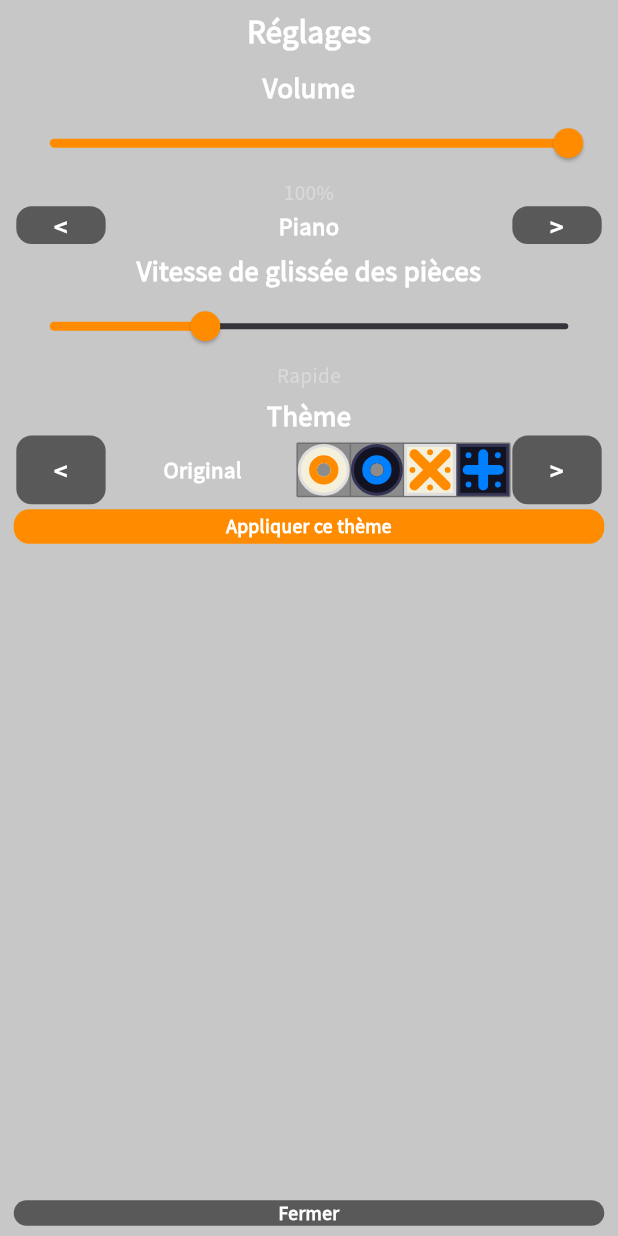
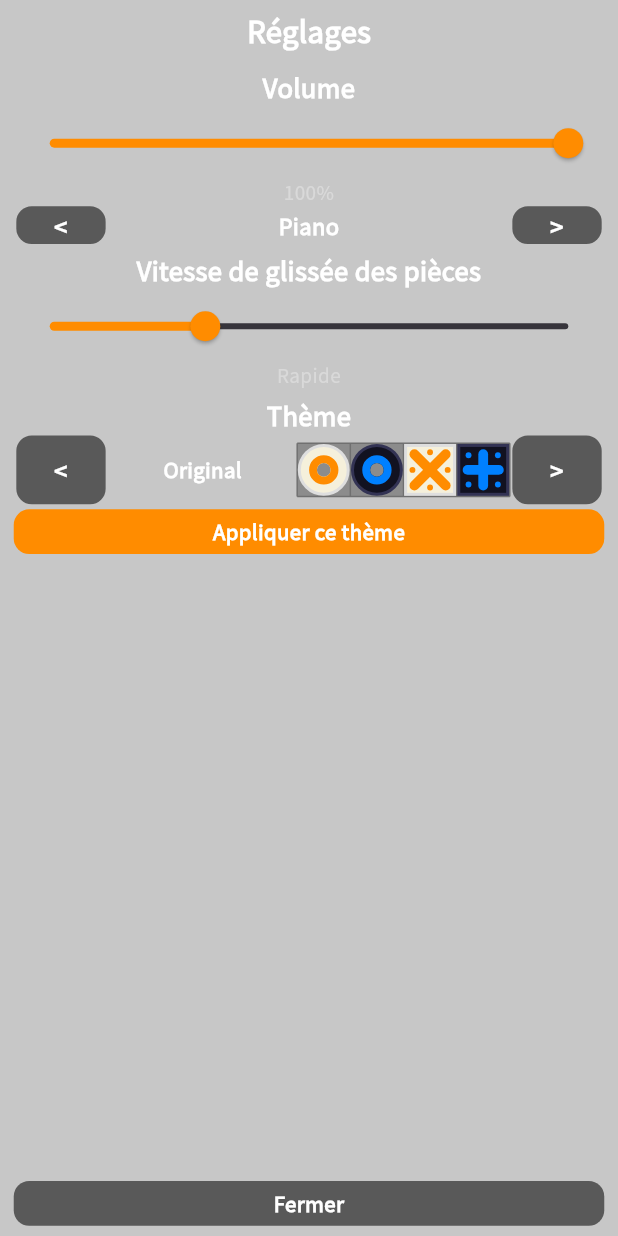
Before and after one commit to ninovieux-commits/La-Fuga, a Flutter app: the SettingsScreen screen opened directly, on a phone screen of 412 x 824 dp. Run offline on Flutter 3.47's test engine with Material 3 defaults, Android fonts, the phone set to English and light mode, and no system bars; our stand-ins replace audioplayers, firebase_core, firebase_messaging, flutter_local_notifications, shared_preferences, socket_io_client; accounts and stored records are empty.

Commit message:
Des touches plus grosses partout, et la visite qui suit le défilement
- **Toutes les touches** des popups et micro-menus sont agrandies : une
  `FugaButton` sans hauteur imposée prend désormais une hauteur de confort
  (S(52), l'ordre de grandeur des popups de Kivy) au lieu de se coller au
  texte, et les polices sous SF(14) montent de deux points. Connexion,
  « Plus », compte, réglages, historique, thèmes, photo, tutoriel, fiche
  joueur, menu du nom, fin de partie, premier lancement, cases de
  correspondance : tout y passe.
- **La visite guidée du menu** : les anneaux rouges se recalculent à
  chaque défilement, au lieu de rester plantés là où la touche se trouvait
  au départ. Et ses deux touches reprennent la taille de celles du tuto,
  d'où l'on vient — même bande de 11 % de l'écran.
- **La ligne de recherche** passe à la hauteur des touches du menu : plus
  fine, elle faisait désordre au milieu de la colonne.
- **« Cadence » et « Parties par correspondance »** sont écrits en noir,
  comme le `(0.15, 0.15, 0.15)` de Kivy. Une couleur de thème les rendait
  bleus sur certains fonds.

Co-Authored-By: Claude Opus 5 <noreply@anthropic.com>
Claude-Session: https://claude.ai/code/session_01Q1cbn5Ugh29j9rELgAbhqR

```diff
--- a/lib/ui/screens/history_screen.dart
+++ b/lib/ui/screens/history_screen.dart
@@ -397,7 +397,7 @@ class _HistoryScreenState extends State<HistoryScreen> {
           height: S(90),
           child: FugaButton(
             text: T('Copier'),
-            fontSize: SF(11),
+            fontSize: SF(13),
             radius: S(8),
             height: double.infinity,
             onPressed: () => _copyNmc(game),
--- a/lib/ui/screens/photo_picker.dart
+++ b/lib/ui/screens/photo_picker.dart
@@ -70,8 +70,8 @@ class PhotoPickerScreen extends StatelessWidget {
               padding: EdgeInsets.all(S(10)),
               child: FugaButton(
                 text: T('Fermer'),
-                fontSize: SF(13),
-                height: S(44),
+                fontSize: SF(15),
+                height: S(52),
                 onPressed: () => Navigator.of(context).pop(),
               ),
             ),
--- a/lib/ui/screens/settings_screen.dart
+++ b/lib/ui/screens/settings_screen.dart
@@ -157,8 +157,8 @@ class _SettingsScreenState extends State<SettingsScreen> {
                     FugaButton(
                       text: T('Valider la langue'),
                       color: palette.clair,
-                      fontSize: SF(12),
-                      height: S(40),
+                      fontSize: SF(14),
+                      height: S(52),
                       onPressed: _applyLanguage,
                     ),
                   ],
@@ -230,8 +230,8 @@ class _SettingsScreenState extends State<SettingsScreen> {
                   FugaButton(
                     text: T('Appliquer ce thème'),
                     color: palette.clair,
-                    fontSize: SF(12),
-                    height: S(40),
+                    fontSize: SF(14),
+                    height: S(52),
                     onPressed: _applyTheme,
                   ),
                 ],
@@ -250,7 +250,7 @@ class _SettingsScreenState extends State<SettingsScreen> {
                       child: FugaButton(
                         text: T('Composer le thème'),
                         color: palette.fonce,
-                        fontSize: SF(12),
+                        fontSize: SF(14),
                         onPressed: () async {
                           await Navigator.of(context).push(
                             MaterialPageRoute<bool>(
@@ -273,7 +273,7 @@ class _SettingsScreenState extends State<SettingsScreen> {
                     flex: widget.fromMenu ? 28 : 100,
                     child: FugaButton(
                       text: T('Fermer'),
-                      fontSize: SF(12),
+                      fontSize: SF(14),
                       onPressed: () => Navigator.of(context).pop(),
                     ),
                   ),
--- a/lib/ui/screens/theme_composer_screen.dart
+++ b/lib/ui/screens/theme_composer_screen.dart
@@ -95,7 +95,7 @@ class _ThemeComposerScreenState extends State<ThemeComposerScreen> {
               child: FugaButton(
                 text: T('Appliquer'),
                 color: palette.clair,
-                fontSize: SF(15),
+                fontSize: SF(16),
                 height: S(48),
                 onPressed: _apply,
               ),
--- a/lib/ui/screens/tuto_screen.dart
+++ b/lib/ui/screens/tuto_screen.dart
@@ -63,7 +63,7 @@ class _TutoScreenState extends State<TutoScreen> {
           width: S(95),
           child: FugaButton(
             text: T('Pause'),
-            fontSize: SF(13),
+            fontSize: SF(15),
             height: double.infinity,
             onPressed: _openPause,
           ),
@@ -189,7 +189,7 @@ class _TutoScreenState extends State<TutoScreen> {
             opacity: _tuto.atFirst ? 0.35 : 1,
             child: FugaButton(
               text: T('< Précédent'),
-              fontSize: SF(15),
+              fontSize: SF(16),
               height: double.infinity,
               onPressed: _tuto.atFirst ? null : () => setState(_tuto.previous),
             ),
@@ -202,7 +202,7 @@ class _TutoScreenState extends State<TutoScreen> {
             child: FugaButton(
               text: _tuto.atLast ? T('Le menu >') : T('Suivant >'),
               color: palette.fonce,
-              fontSize: SF(15),
+              fontSize: SF(16),
               height: double.infinity,
               onPressed: !_tuto.canGoNext
                   ? null
--- a/lib/ui/widgets/corr_slot.dart
+++ b/lib/ui/widgets/corr_slot.dart
@@ -203,8 +203,8 @@ class CorrSlot extends StatelessWidget {
           text: text,
           color: color,
           onPressed: onPressed,
-          height: S(26),
-          fontSize: SF(10),
+          height: S(34),
+          fontSize: SF(12),
           radius: 8,
         ),
       );
--- a/lib/ui/widgets/fuga_button.dart
+++ b/lib/ui/widgets/fuga_button.dart
@@ -29,8 +29,13 @@ class FugaButton extends StatelessWidget {
   final Color color;
   final Color textColor;
 
-  /// Hauteur imposée. Nulle : le bouton prend celle qu'on lui donne.
+  /// Hauteur imposée. Nulle : la hauteur de confort, assez grande pour qu'on
+  /// vise sans réfléchir. `double.infinity` remplit la place disponible.
   final double? height;
+
+  /// Hauteur d'une touche à laquelle on n'en impose pas : les popups de Kivy
+  /// tournent autour de S(48)–S(50).
+  static double get comfortableHeight => S(52);
 
   final double? fontSize;
 
@@ -63,6 +68,6 @@ class FugaButton extends StatelessWidget {
         ),
       ),
     );
-    return height == null ? button : SizedBox(height: height, child: button);
+    return SizedBox(height: height ?? comfortableHeight, child: button);
   }
 }
--- a/lib/ui/widgets/fuga_header.dart
+++ b/lib/ui/widgets/fuga_header.dart
@@ -52,7 +52,7 @@ class FugaHeader extends StatelessWidget implements PreferredSizeWidget {
             width: _sideWidth,
             child: FugaButton(
               text: back,
-              fontSize: SF(14),
+              fontSize: SF(16),
               height: double.infinity,
               onPressed: onBack,
             ),
--- a/lib/ui/widgets/name_menu.dart
+++ b/lib/ui/widgets/name_menu.dart
@@ -69,14 +69,14 @@ Future<void> showNameMenu(
               child: FugaButton(
                 text: label,
                 color: color,
-                fontSize: SF(14),
+                fontSize: SF(16),
                 onPressed: () => Navigator.of(context).pop(value),
               ),
             ),
           FugaButton(
             text: T('Fermer'),
-            fontSize: SF(12),
-            height: S(40),
+            fontSize: SF(14),
+            height: S(52),
             onPressed: () => Navigator.of(context).pop(),
           ),
         ],
```
Also changed, not shown: lib/ui/screens/account_screen.dart (+8 -8 lines), lib/ui/screens/login_screen.dart (+5 -5 lines), lib/ui/screens/menu_screen.dart (+21 -10 lines), lib/ui/widgets/end_dialogs.dart (+5 -5 lines), lib/ui/widgets/menu_tour.dart (+11 -4 lines), lib/ui/widgets/pause_dialog.dart (+5 -5 lines), 2 other files.
